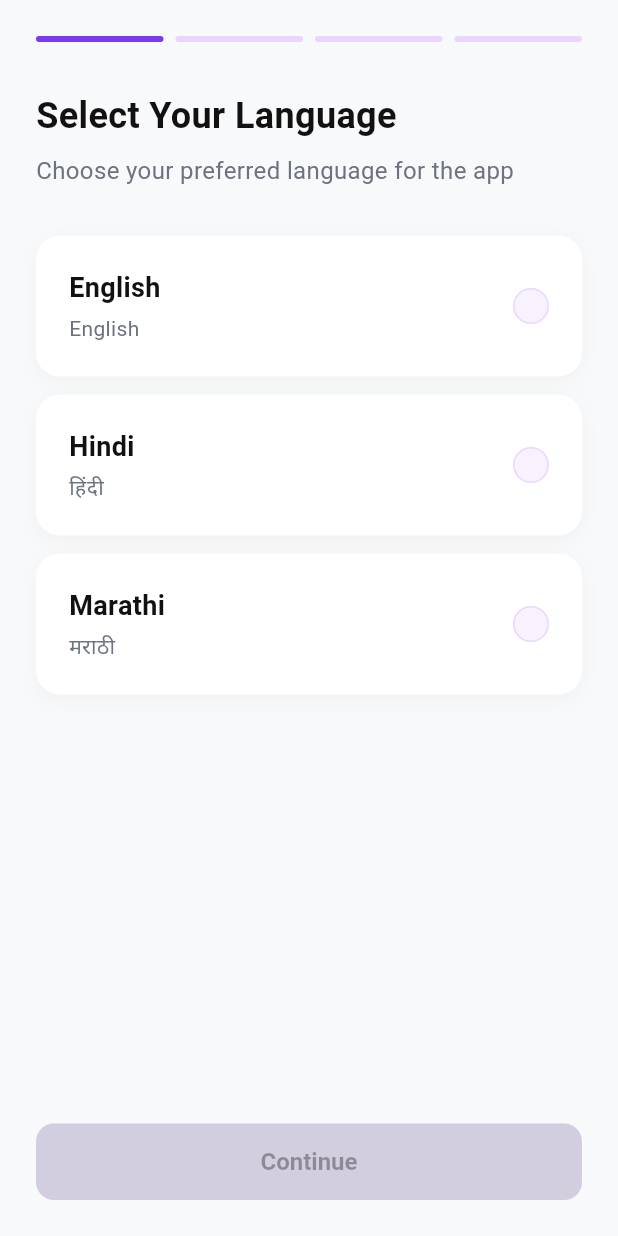
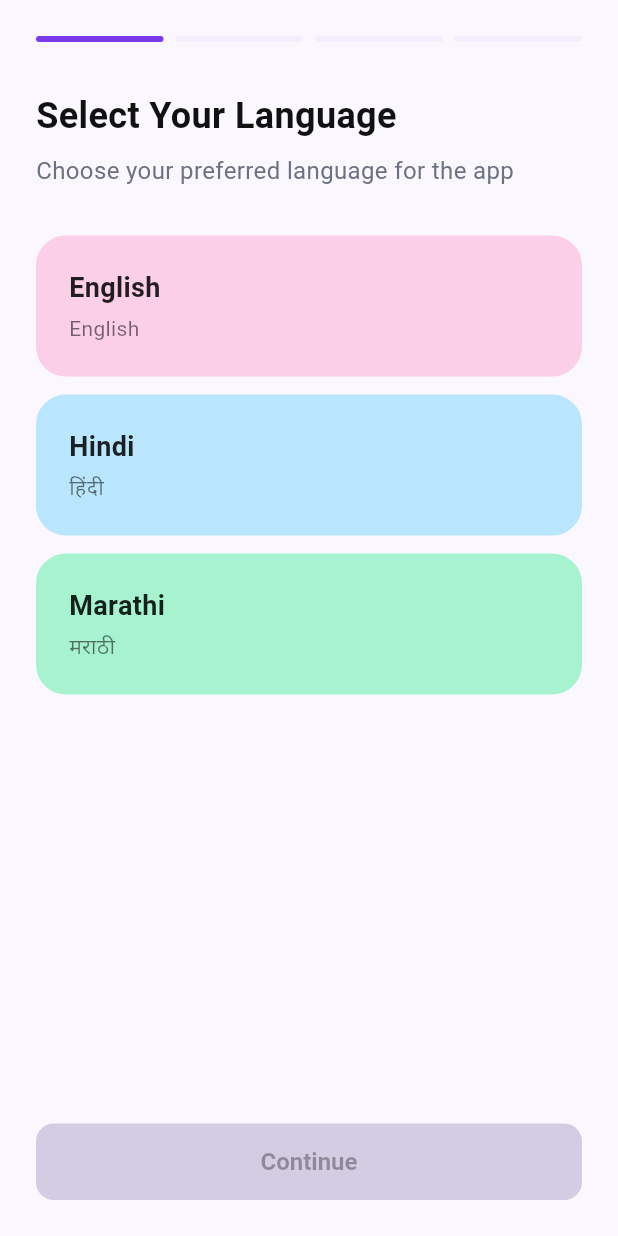
Before and after one commit to Ganesh-Code-Lives/AshaSahyoh_APP, a Flutter app: the screen it shows after launch, after a tap on "Let's Get Started", on a phone screen of 412 x 824 dp. Run offline on Flutter 3.47's test engine with Material 3 defaults, Android fonts, the phone set to English and light mode, and no system bars; our stand-ins replace shared_preferences, supabase_flutter; accounts and stored records are empty.

Commit message:
Fixed Styling

```diff
--- a/lib/screens/language_selection.dart
+++ b/lib/screens/language_selection.dart
@@ -18,6 +18,24 @@ class _LanguageSelectionState extends State<LanguageSelection> {
     {'code': 'hi', 'name': 'Hindi', 'nativeName': 'हिंदी'},
     {'code': 'mr', 'name': 'Marathi', 'nativeName': 'मराठी'},
   ];
+
+  final Map<String, Color> baseColors = {
+    'en': const Color(0xFFFBCFE8), // Pink
+    'hi': const Color(0xFFBAE6FD), // Blue
+    'mr': const Color(0xFFA7F3D0), // Green
+  };
+
+  final Map<String, Color> activeLightColors = {
+    'en': const Color(0xFFFCE7F3),
+    'hi': const Color(0xFFE0F2FE),
+    'mr': const Color(0xFFD1FAE5),
+  };
+
+  final Map<String, Color> borderColors = {
+    'en': const Color(0xFFF472B6),
+    'hi': const Color(0xFF0284C7),
+    'mr': const Color(0xFF059669),
+  };
 
   @override
   Widget build(BuildContext context) {
@@ -63,27 +81,23 @@ class _LanguageSelectionState extends State<LanguageSelection> {
                   separatorBuilder: (context, index) => const SizedBox(height: 12),
                   itemBuilder: (context, index) {
                     final lang = languages[index];
-                    final isActive = selectedLanguage == lang['code'];
+                    final code = lang['code']!;
+                    final isActive = selectedLanguage == code;
+
                     return InkWell(
-                      onTap: () => setState(() => selectedLanguage = lang['code']!),
-                      borderRadius: BorderRadius.circular(16),
+                      onTap: () => setState(() => selectedLanguage = code),
+                      borderRadius: BorderRadius.circular(20),
                       child: AnimatedContainer(
-                        duration: const Duration(milliseconds: 200),
+                        duration: const Duration(milliseconds: 250),
+                        curve: Curves.easeInOut,
                         padding: const EdgeInsets.all(20),
                         decoration: BoxDecoration(
-                          color: Colors.white,
-                          borderRadius: BorderRadius.circular(16),
+                          color: isActive ? activeLightColors[code] : baseColors[code],
+                          borderRadius: BorderRadius.circular(20),
                           border: Border.all(
-                            color: isActive ? AppTheme.primary : Colors.transparent,
-                            width: 2
+                            color: isActive ? borderColors[code]! : baseColors[code]!,
+                            width: 2,
                           ),
-                          boxShadow: [
-                            BoxShadow(
-                              color: Colors.black.withOpacity(0.03),
-                              blurRadius: 10,
-                              offset: const Offset(0, 4),
-                            )
-                          ],
                         ),
                         child: Row(
                           children: [
@@ -91,23 +105,41 @@ class _LanguageSelectionState extends State<LanguageSelection> {
                               child: Column(
                                 crossAxisAlignment: CrossAxisAlignment.start,
                                 children: [
-                                  Text(lang['name']!, style: const TextStyle(fontSize: 18, fontWeight: FontWeight.w600, color: AppTheme.textMain)),
+                                  Text(
+                                    lang['name']!,
+                                    style: const TextStyle(
+                                      fontSize: 18,
+                                      fontWeight: FontWeight.bold,
+                                      color: Colors.black87
+                                    )
+                                  ),
                                   const SizedBox(height: 4),
-                                  Text(lang['nativeName']!, style: const TextStyle(fontSize: 14, color: AppTheme.textSecondary)),
+                                  Text(
+                                    lang['nativeName']!,
+                                    style: const TextStyle(
+                                      fontSize: 14,
+                                      color: Colors.black54
+                                    )
+                                  ),
                                 ],
                               ),
                             ),
-                            Container(
-                              width: 24,
-                              height: 24,
-                              decoration: BoxDecoration(
-                                color: isActive ? AppTheme.primary : AppTheme.purpleLight.withOpacity(0.3),
-                                shape: BoxShape.circle,
-                                border: isActive ? null : Border.all(color: AppTheme.purpleLight),
+                            AnimatedOpacity(
+                              duration: const Duration(milliseconds: 200),
+                              opacity: isActive ? 1.0 : 0.0,
+                              child: Container(
+                                width: 28,
+                                height: 28,
+                                decoration: BoxDecoration(
+                                  color: borderColors[code],
+                                  shape: BoxShape.circle,
+                                ),
+                                child: const Icon(
+                                  Icons.check,
+                                  size: 18,
+                                  color: Colors.white
+                                ),
                               ),
-                              child: isActive
-                                ? const Icon(Icons.check, size: 16, color: Colors.white)
-                                : null,
                             ),
                           ],
                         ),
--- a/lib/theme/app_theme.dart
+++ b/lib/theme/app_theme.dart
@@ -3,11 +3,11 @@ import 'package:flutter/material.dart';
 class AppTheme {
   static const Color primary = Color(0xFF7C3AED);
   static const Color primaryDark = Color(0xFF6D28D9);
-  static const Color background = Color(0xFFF8F9FA); // Off-white
+  static const Color background = Color(0xFFFAF7FF);
   static const Color surface = Colors.white;
   static const Color textMain = Color(0xFF111111);
   static const Color textSecondary = Color(0xFF6B7280);
-  static const Color border = Color(0xFFE5E7EB); // Subtle border
+  static const Color border = Color(0xFFE9D5FF); // Soft purple border
   static const Color inputBorder = Color(0xFFE5E7EB); // Subtle input border
   static const Color error = Color(0xFFDC2626);
   static const Color success = Color(0xFF10B981);
@@ -21,7 +21,7 @@ class AppTheme {
   );
 
   // Specific UI colors
-  static const Color purpleLight = Color(0xFFE9D5FF);
+  static const Color purpleLight = Color(0xFFF4EDFC);
   static const Color purpleVeryLight = Color(0xFFF3E8FF);
   static const Color pinkLight = Color(0xFFFBCFE8);
   static const Color pinkDark = Color(0xFFBE185D);
```
Also changed, not shown: lib/screens/home_screen.dart (+4 -10 lines), lib/screens/profile.dart (+85 -43 lines), lib/screens/support.dart (+23 -14 lines).
